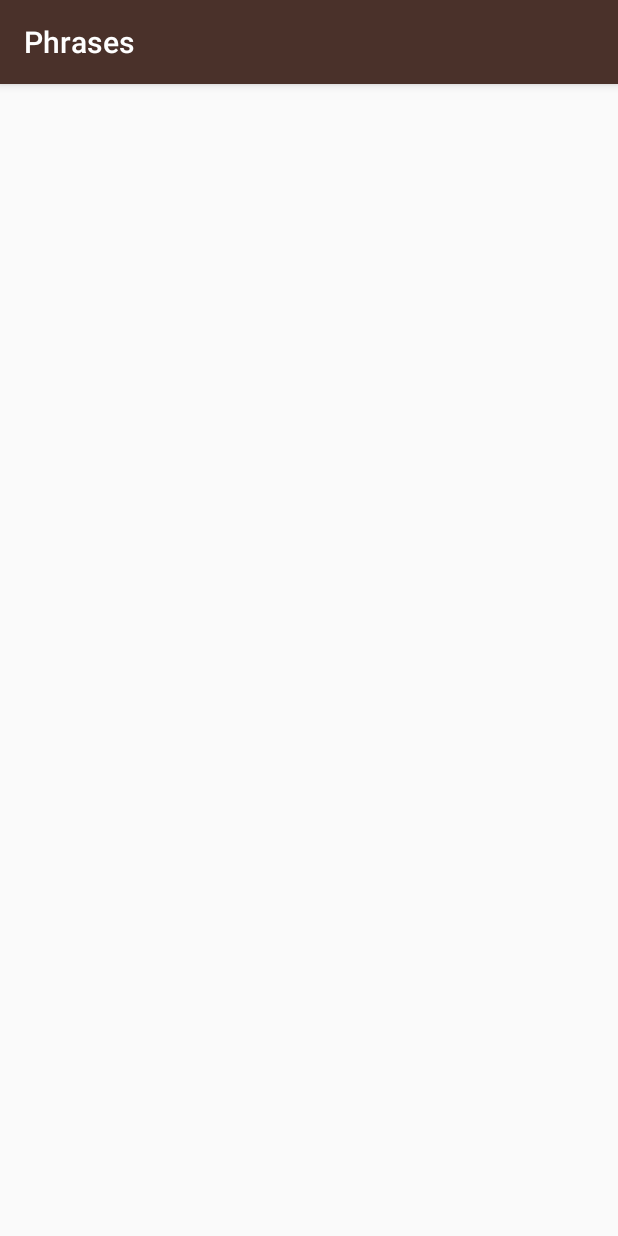
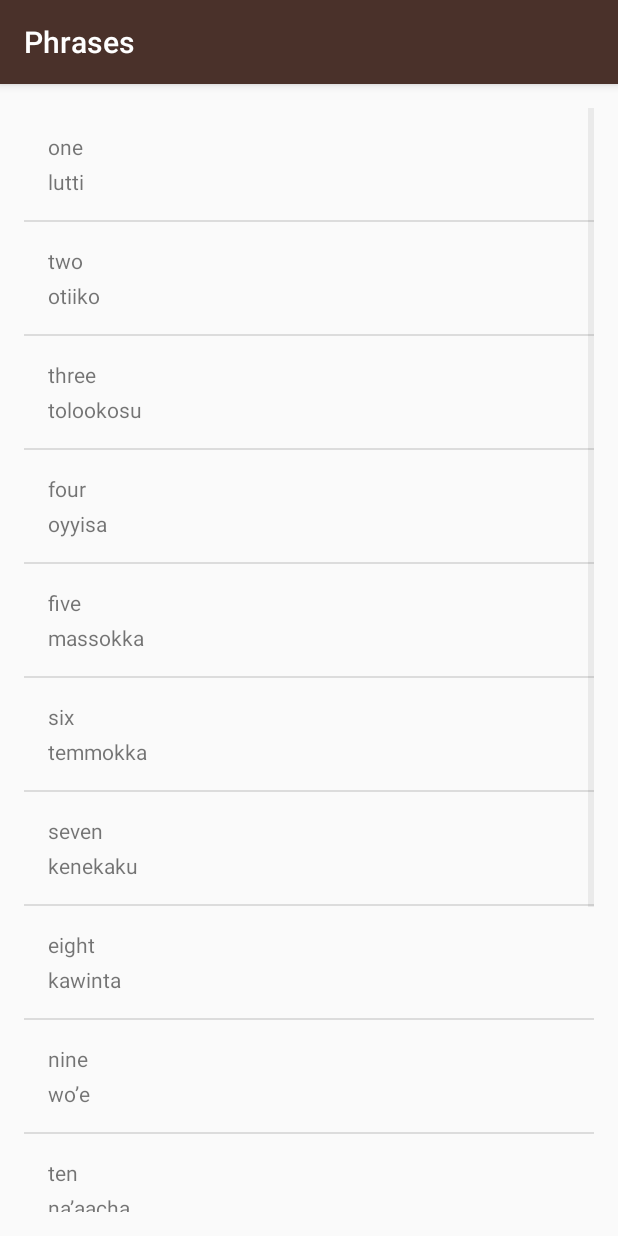
Before and after one commit to rijuldhir/TranslateIt, an Android app: the PhrasesActivity screen opened directly, with no data from a screen before it, on a phone screen of 412 x 824 dp. Run offline under Robolectric (Android 15) with nearby library versions, the phone set to English and light mode, and no system bars.

Commit message:
Fixed Phrases

```diff
--- a/app/src/main/java/com/example/android/miwok/NumbersActivity.java
+++ b/app/src/main/java/com/example/android/miwok/NumbersActivity.java
@@ -29,8 +29,8 @@ public class NumbersActivity extends AppCompatActivity {
         words.add(new Words("nine", "wo’e",R.drawable.number_nine));
         words.add(new Words("ten", "na’aacha",R.drawable.number_ten));
         words.add(new Words("ten",""));
-        words.add(new Words("ten",""));
-        words.add(new Words("ten",""));
+        words.add(new Words("ten","",R.mipmap.ic_launcher));
+        words.add(new Words("ten","",R.mipmap.ic_launcher));
         words.add(new Words("ten",""));
 
         for(int i=0;i<2;i++)
--- a/app/src/main/java/com/example/android/miwok/PhrasesActivity.java
+++ b/app/src/main/java/com/example/android/miwok/PhrasesActivity.java
@@ -2,12 +2,47 @@ package com.example.android.miwok;
 
 import android.support.v7.app.AppCompatActivity;
 import android.os.Bundle;
+import android.util.Log;
+import android.widget.ListView;
+
+import java.util.ArrayList;
 
 public class PhrasesActivity extends AppCompatActivity {
 
     @Override
     protected void onCreate(Bundle savedInstanceState) {
         super.onCreate(savedInstanceState);
-        setContentView(R.layout.activity_phrases);
+        setContentView(R.layout.activity_numbers);
+
+        ArrayList<Words> words = new ArrayList<Words>();
+        words.add(new Words("one", "lutti"));
+        words.add(new Words("two", "otiiko"));
+        words.add(new Words("three", "tolookosu"));
+        words.add(new Words("four", "oyyisa"));
+        words.add(new Words("five", "massokka"));
+        words.add(new Words("six", "temmokka"));
+        words.add(new Words("seven", "kenekaku"));
+        words.add(new Words("eight", "kawinta"));
+        words.add(new Words("nine", "wo’e"));
+        words.add(new Words("ten", "na’aacha"));
+        words.add(new Words("ten",""));
+        words.add(new Words("ten",""));
+        words.add(new Words("ten",""));
+        words.add(new Words("ten",""));
+
+        for(int i=0;i<2;i++)
+            Log.d("Numbers Activity","Words at 0: "+words.get(i));
+        //LinearLayout rootview = (LinearLayout)findViewById(R.id.activity_numbers);
+        /*for(int i=0;i<4;i++)
+        {
+            TextView word = new TextView(this);
+            word.setText(words.get(i));
+            rootview.addView(word);
+        }*/
+        WordAdapter adapter = new WordAdapter(this, words);
+
+        ListView listView = (ListView) findViewById(R.id.list);
+
+        listView.setAdapter(adapter);
     }
 }
--- a/app/src/main/java/com/example/android/miwok/WordAdapter.java
+++ b/app/src/main/java/com/example/android/miwok/WordAdapter.java
@@ -32,7 +32,13 @@ public class WordAdapter extends ArrayAdapter<Words> {
         TextView MiwokTextView = (TextView) listItemView.findViewById(R.id.textView2);
         MiwokTextView.setText(w.getMiwokTranslation());
         ImageView MiwokImageView = (ImageView) listItemView.findViewById(R.id.image1);
-        MiwokImageView.setImageResource(w.getImage());
+        if(w.hasImage()) {
+            MiwokImageView.setImageResource(w.getImage());
+            MiwokImageView.setVisibility(View.VISIBLE);
+        }
+        else
+        MiwokImageView.setVisibility(View.GONE);
+
         return listItemView;
     }
 
--- a/app/src/main/java/com/example/android/miwok/Words.java
+++ b/app/src/main/java/com/example/android/miwok/Words.java
@@ -10,7 +10,8 @@ public class Words {
 
     private String Default;
     private String Miwok;
-    private int Rid;
+    private int Rid=NO_IMAGE_SET;
+    private static final int NO_IMAGE_SET = -1;
     Words(String a, String b,int id)
     {
         Default=a;
@@ -21,7 +22,7 @@ public class Words {
     {
         Default=a;
         Miwok=b;
-        Rid=R.mipmap.ic_launcher;
+        //Rid=R.mipmap.ic_launcher;
     }
     public String getDefaultTranslation()
     {
@@ -35,4 +36,11 @@ public class Words {
     {
         return Rid;
     }
+    public boolean hasImage()
+    {
+        if(Rid==NO_IMAGE_SET)
+        return false;
+        else
+            return true;
+    }
 }
```
